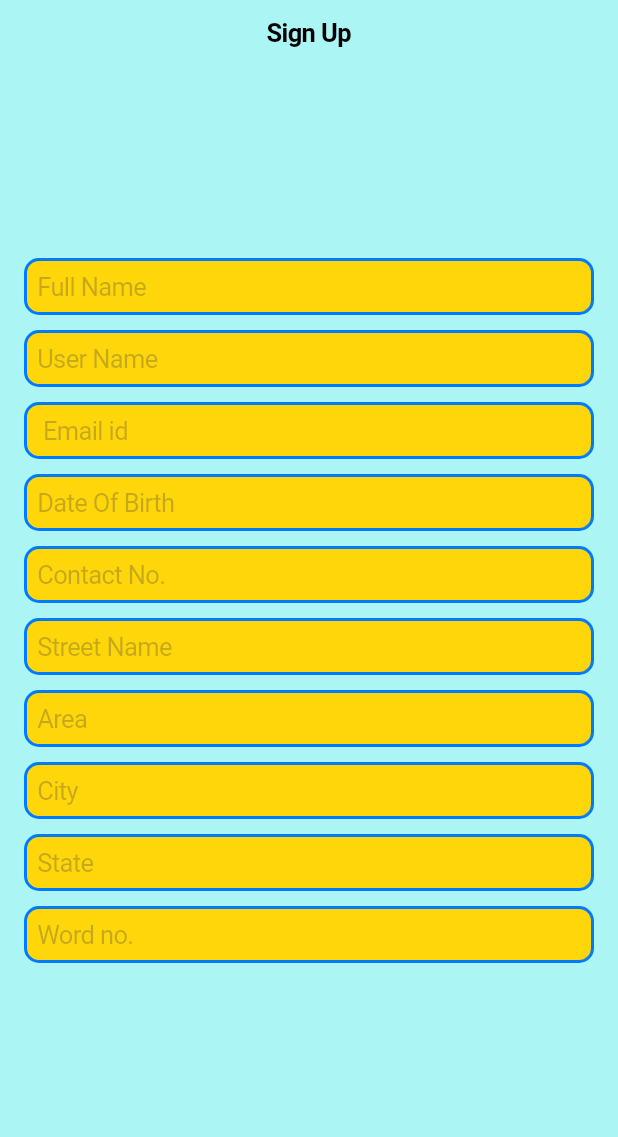
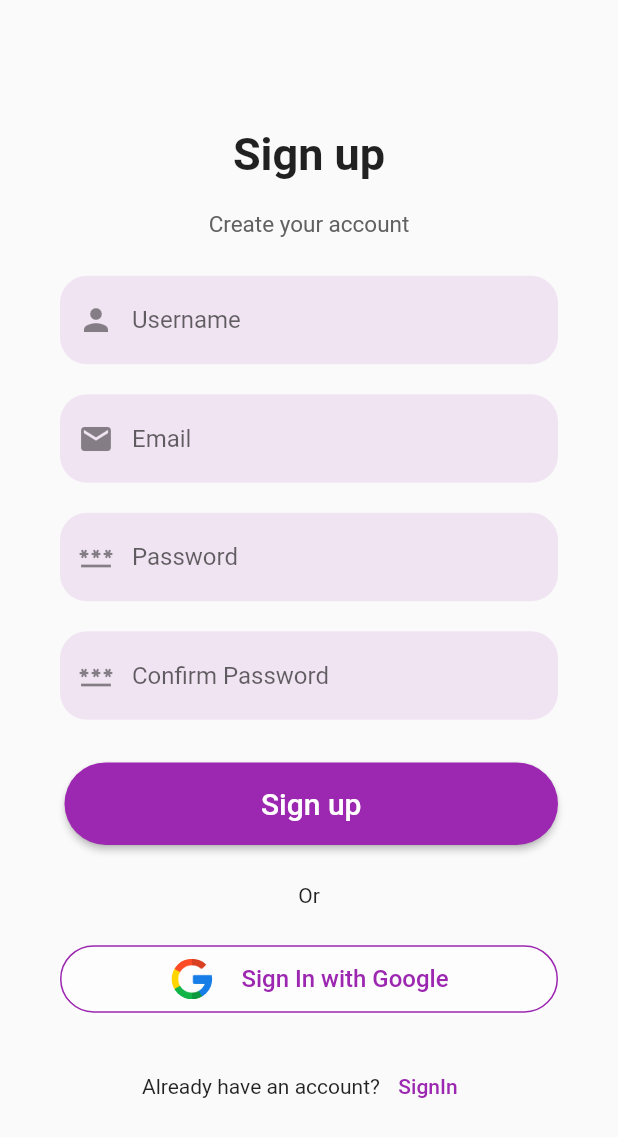
Before and after one commit to TushalKaklottar/user_info_front_end, a Flutter app: the screen it shows after launch, on a phone screen of 412 x 824 dp. Shown: the top 1137 px of the screen. Run offline on Flutter 3.47's test engine with Material 2 defaults, Android fonts, the phone set to English and light mode, and no system bars; our stand-ins replace get.

Commit message:
23-03-2024 create SignIn and SignUp screen

```diff
--- a/lib/main.dart
+++ b/lib/main.dart
@@ -13,10 +13,7 @@ class MyApp extends StatelessWidget {
 
   @override
   Widget build(BuildContext context) {
-    return GetCupertinoApp(
-      theme: const CupertinoThemeData(
-        scaffoldBackgroundColor: AppColor.teal2,
-      ),
+    return GetMaterialApp(
       debugShowCheckedModeBanner: false,
       initialRoute: MyRoutes.splashRoutes(),
       getPages: MyRoutes.routes,
--- a/lib/utils/routes.dart
+++ b/lib/utils/routes.dart
@@ -1,4 +1,5 @@
 import 'package:get/get.dart';
+import 'package:user_login_front_end/view/sign_in.dart';
 import 'package:user_login_front_end/view/sign_up.dart';
 import 'package:user_login_front_end/view/splash_screen.dart';
 
@@ -19,6 +20,10 @@ class MyRoutes {
     GetPage(
       name: _signUp,
       page: () => const SignUp(),
+    ),
+    GetPage(
+      name: _signIn,
+      page: () => const SignIn(),
     )
   ];
 }
--- a/lib/view/sign_in.dart
+++ b/lib/view/sign_in.dart
@@ -0,0 +1,107 @@
+import 'package:flutter/material.dart';
+import 'package:get/get.dart';
+
+class SignIn extends StatelessWidget {
+  const SignIn({super.key});
+
+  @override
+  Widget build(BuildContext context) {
+    return Scaffold(
+      body: Container(
+        margin: const EdgeInsets.all(24),
+        child: Column(
+          mainAxisAlignment: MainAxisAlignment.spaceEvenly,
+          children: [
+            _header(context),
+            _inputField(context),
+            _forgotPassword(context),
+            _signup(context),
+          ],
+        ),
+      ),
+    );
+  }
+
+  _header(context) {
+    return Column(
+      children: const [
+        Text(
+          "Welcome Back",
+          style: TextStyle(fontSize: 40, fontWeight: FontWeight.bold),
+        ),
+        Text("Enter your credential to login"),
+      ],
+    );
+  }
+
+  _inputField(context) {
+    return Column(
+      crossAxisAlignment: CrossAxisAlignment.stretch,
+      children: [
+        TextField(
+          decoration: InputDecoration(
+              hintText: "Username",
+              border: OutlineInputBorder(
+                  borderRadius: BorderRadius.circular(18),
+                  borderSide: BorderSide.none),
+              fillColor: Colors.purple.withOpacity(0.1),
+              filled: true,
+              prefixIcon: const Icon(Icons.person)),
+        ),
+        const SizedBox(height: 20),
+        TextField(
+          decoration: InputDecoration(
+            hintText: "Password",
+            border: OutlineInputBorder(
+                borderRadius: BorderRadius.circular(18),
+                borderSide: BorderSide.none),
+            fillColor: Colors.purple.withOpacity(0.1),
+            filled: true,
+            prefixIcon: const Icon(Icons.password),
+          ),
+          obscureText: true,
+        ),
+        const SizedBox(height: 20),
+        ElevatedButton(
+          onPressed: () {},
+          style: ElevatedButton.styleFrom(
+            shape: const StadiumBorder(),
+            padding: const EdgeInsets.symmetric(vertical: 16),
+            backgroundColor: Colors.purple,
+          ),
+          child: const Text(
+            "Login",
+            style: TextStyle(fontSize: 20),
+          ),
+        )
+      ],
+    );
+  }
+
+  _forgotPassword(context) {
+    return TextButton(
+      onPressed: () {},
+      child: const Text(
+        "Forgot password?",
+        style: TextStyle(color: Colors.purple),
+      ),
+    );
+  }
+
+  _signup(context) {
+    return Row(
+      mainAxisAlignment: MainAxisAlignment.center,
+      children: [
+        const Text("Don't have an account? "),
+        TextButton(
+            onPressed: () {
+              Get.toNamed("/SignUp");
+            },
+            child: const Text(
+              "Sign Up",
+              style: TextStyle(color: Colors.purple),
+            ))
+      ],
+    );
+  }
+}
--- a/lib/view/sign_up.dart
+++ b/lib/view/sign_up.dart
@@ -1,130 +1,168 @@
-import 'package:flutter/cupertino.dart';
+import 'package:flutter/material.dart';
+import 'package:get/get.dart';
+import '../utils/size.dart';
 
 class SignUp extends StatelessWidget {
   const SignUp({super.key});
 
   @override
   Widget build(BuildContext context) {
-    return CupertinoPageScaffold(
-      navigationBar: const CupertinoNavigationBar(
-        middle: Text('Sign Up'),
+    Size size = AppSize.screenSize(context);
+    return Scaffold(
+      body: SingleChildScrollView(
+        child: Container(
+          padding: const EdgeInsets.symmetric(horizontal: 40),
+          height: size.height - 50,
+          width: double.infinity,
+          child: Column(
+            mainAxisAlignment: MainAxisAlignment.spaceEvenly,
+            crossAxisAlignment: CrossAxisAlignment.stretch,
+            children: [
+              Column(
+                children: [
+                  const SizedBox(height: 60.0),
+                  const Text(
+                    "Sign up",
+                    style: TextStyle(
+                      fontSize: 30,
+                      fontWeight: FontWeight.bold,
                     ),
-      child: Padding(
-        padding: EdgeInsets.all(16),
-        child: Column(
+                  ),
+                  const SizedBox(
+                    height: 20,
+                  ),
+                  Text(
+                    "Create your account",
+                    style: TextStyle(fontSize: 15, color: Colors.grey[700]),
+                  ),
+                ],
+              ),
+              Column(
+                children: [
+                  TextField(
+                    decoration: InputDecoration(
+                        hintText: "Username",
+                        border: OutlineInputBorder(
+                            borderRadius: BorderRadius.circular(18),
+                            borderSide: BorderSide.none),
+                        fillColor: Colors.purple.withOpacity(0.1),
+                        filled: true,
+                        prefixIcon: const Icon(Icons.person)),
+                  ),
+                  const SizedBox(height: 20),
+                  TextField(
+                    decoration: InputDecoration(
+                        hintText: "Email",
+                        border: OutlineInputBorder(
+                            borderRadius: BorderRadius.circular(18),
+                            borderSide: BorderSide.none),
+                        fillColor: Colors.purple.withOpacity(0.1),
+                        filled: true,
+                        prefixIcon: const Icon(Icons.email)),
+                  ),
+                  const SizedBox(height: 20),
+                  TextField(
+                    decoration: InputDecoration(
+                      hintText: "Password",
+                      border: OutlineInputBorder(
+                          borderRadius: BorderRadius.circular(18),
+                          borderSide: BorderSide.none),
+                      fillColor: Colors.purple.withOpacity(0.1),
+                      filled: true,
+                      prefixIcon: const Icon(Icons.password),
+                    ),
+                    obscureText: true,
+                  ),
+                  const SizedBox(height: 20),
+                  TextField(
+                    decoration: InputDecoration(
+                      hintText: "Confirm Password",
+                      border: OutlineInputBorder(
+                          borderRadius: BorderRadius.circular(18),
+                          borderSide: BorderSide.none),
+                      fillColor: Colors.purple.withOpacity(0.1),
+                      filled: true,
+                      prefixIcon: const Icon(Icons.password),
+                    ),
+                    obscureText: true,
+                  ),
+                ],
+              ),
+              Container(
+                  padding: const EdgeInsets.only(top: 3, left: 3),
+                  child: ElevatedButton(
+                    onPressed: () {},
+                    style: ElevatedButton.styleFrom(
+                      shape: const StadiumBorder(),
+                      padding: const EdgeInsets.symmetric(vertical: 16),
+                      backgroundColor: Colors.purple,
+                    ),
+                    child: const Text(
+                      "Sign up",
+                      style: TextStyle(fontSize: 20),
+                    ),
+                  )),
+              const Center(child: Text("Or")),
+              Container(
+                height: 45,
+                decoration: BoxDecoration(
+                  borderRadius: BorderRadius.circular(25),
+                  border: Border.all(
+                    color: Colors.purple,
+                  ),
+                  boxShadow: [
+                    BoxShadow(
+                      color: Colors.white.withOpacity(0.5),
+                      spreadRadius: 1,
+                      blurRadius: 1,
+                      offset: const Offset(0, 1), // changes position of shadow
+                    ),
+                  ],
+                ),
+                child: TextButton(
+                  onPressed: () {},
+                  child: Row(
                     mainAxisAlignment: MainAxisAlignment.center,
                     children: [
-            CupertinoTextField(
-              placeholder: 'Full Name',
-              decoration: BoxDecoration(
-                  color: CupertinoColors.systemYellow.darkElevatedColor,
-                  border:
-                      Border.all(width: 2, color: CupertinoColors.activeBlue),
-                  borderRadius: BorderRadius.circular(10)),
+                      Container(
+                        height: 30.0,
+                        width: 30.0,
+                        decoration: const BoxDecoration(
+                          image: DecorationImage(
+                              image: AssetImage('assets/images/google.png'),
+                              fit: BoxFit.cover),
+                          shape: BoxShape.circle,
                         ),
-            const SizedBox(
-              height: 10,
                       ),
-            CupertinoTextField(
-              placeholder: 'User Name',
-              decoration: BoxDecoration(
-                  color: CupertinoColors.systemYellow.darkElevatedColor,
-                  border:
-                      Border.all(width: 2, color: CupertinoColors.activeBlue),
-                  borderRadius: BorderRadius.circular(10)),
+                      const SizedBox(width: 18),
+                      const Text(
+                        "Sign In with Google",
+                        style: TextStyle(
+                          fontSize: 16,
+                          color: Colors.purple,
                         ),
-            const SizedBox(
-              height: 10,
-            ),
-            CupertinoTextField(
-              placeholder: ' Email id',
-              decoration: BoxDecoration(
-                  color: CupertinoColors.systemYellow.darkElevatedColor,
-                  border:
-                      Border.all(width: 2, color: CupertinoColors.activeBlue),
-                  borderRadius: BorderRadius.circular(10)),
-            ),
-            const SizedBox(
-              height: 10,
-            ),
-            CupertinoTextField(
-              placeholder: 'Date Of Birth',
-              decoration: BoxDecoration(
-                  color: CupertinoColors.systemYellow.darkElevatedColor,
-                  border:
-                      Border.all(width: 2, color: CupertinoColors.activeBlue),
-                  borderRadius: BorderRadius.circular(10)),
-            ),
-            const SizedBox(
-              height: 10,
-            ),
-            CupertinoTextField(
-              placeholder: 'Contact No.',
-              decoration: BoxDecoration(
-                  color: CupertinoColors.systemYellow.darkElevatedColor,
-                  border:
-                      Border.all(width: 2, color: CupertinoColors.activeBlue),
-                  borderRadius: BorderRadius.circular(10)),
-            ),
-            const SizedBox(
-              height: 10,
-            ),
-            CupertinoTextField(
-              placeholder: 'Street Name',
-              decoration: BoxDecoration(
-                  color: CupertinoColors.systemYellow.darkElevatedColor,
-                  border:
-                      Border.all(width: 2, color: CupertinoColors.activeBlue),
-                  borderRadius: BorderRadius.circular(10)),
-            ),
-            const SizedBox(
-              height: 10,
-            ),
-            CupertinoTextField(
-              placeholder: 'Area',
-              decoration: BoxDecoration(
-                  color: CupertinoColors.systemYellow.darkElevatedColor,
-                  border:
-                      Border.all(width: 2, color: CupertinoColors.activeBlue),
-                  borderRadius: BorderRadius.circular(10)),
-            ),
-            const SizedBox(
-              height: 10,
-            ),
-            CupertinoTextField(
-              placeholder: 'City',
-              decoration: BoxDecoration(
-                  color: CupertinoColors.systemYellow.darkElevatedColor,
-                  border:
-                      Border.all(width: 2, color: CupertinoColors.activeBlue),
-                  borderRadius: BorderRadius.circular(10)),
-            ),
-            const SizedBox(
-              height: 10,
-            ),
-            CupertinoTextField(
-              placeholder: 'State',
-              decoration: BoxDecoration(
-                  color: CupertinoColors.systemYellow.darkElevatedColor,
-                  border:
-                      Border.all(width: 2, color: CupertinoColors.activeBlue),
-                  borderRadius: BorderRadius.circular(10)),
-            ),
-            const SizedBox(
-              height: 10,
-            ),
-            CupertinoTextField(
-              placeholder: 'Word no.',
-              decoration: BoxDecoration(
-                  color: CupertinoColors.systemYellow.darkElevatedColor,
-                  border:
-                      Border.all(width: 2, color: CupertinoColors.activeBlue),
-                  borderRadius: BorderRadius.circular(10)),
-            ),
-            const SizedBox(
-              height: 10,
                       ),
                     ],
+                  ),
+                ),
+              ),
+              Row(
+                mainAxisAlignment: MainAxisAlignment.center,
+                children: [
+                  const Text("Already have an account?"),
+                  TextButton(
+                    onPressed: () {
+                      Get.toNamed("/SignIn");
+                    },
+                    child: const Text(
+                      "SignIn",
+                      style: TextStyle(color: Colors.purple),
+                    ),
+                  )
+                ],
+              )
+            ],
+          ),
         ),
       ),
     );
```
Also changed, not shown: assets/images/google.png (added). Lines whose indentation alone changed are shown as unchanged.
